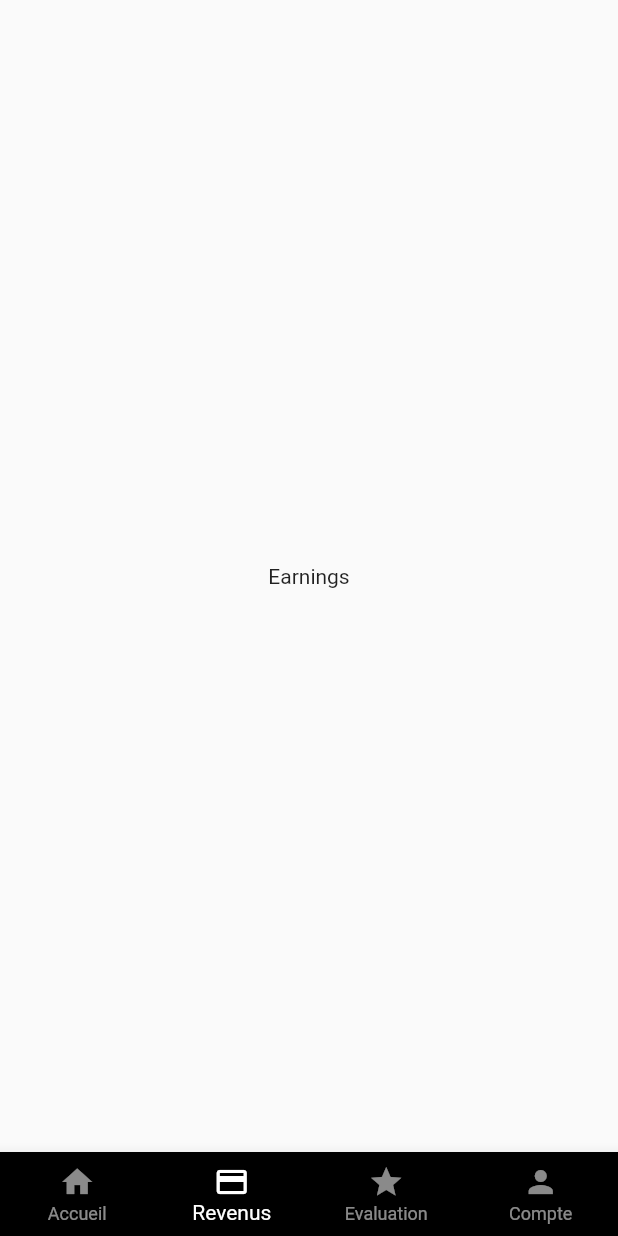
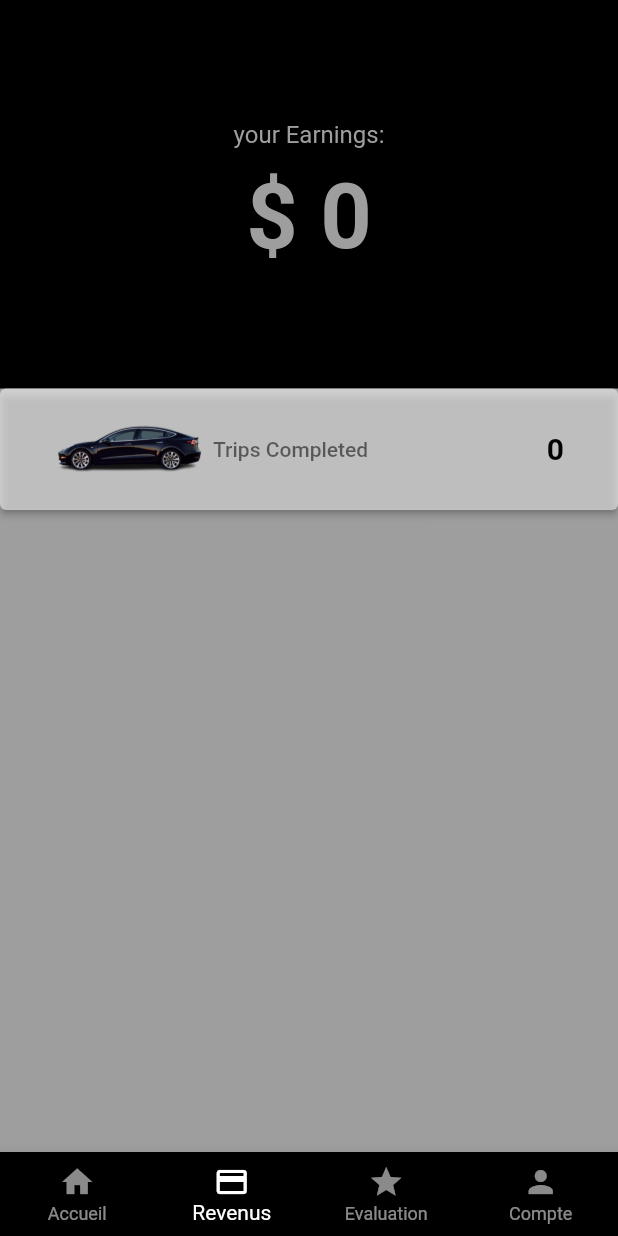
Before and after one commit to dialloibrahimakhaliloulaye/kaay_livre, a Flutter app: the MainScreen screen opened directly, item 2 of the bottom bar chosen, on a phone screen of 412 x 824 dp. Run offline on Flutter 3.47's test engine with Material 2 defaults, Android fonts, the phone set to English and light mode, and no system bars; our stand-ins replace assets_audio_player, firebase_auth, firebase_core, firebase_database, firebase_messaging, fluttertoast and 2 more; missing offline and left inert: flutter_geofire, flutter_polyline_points; accounts and stored records are empty; network calls fail.

Commit message:
show driver earnings and total number of trips and trips history

```diff
--- a/lib/infoHandler/app_info.dart
+++ b/lib/infoHandler/app_info.dart
@@ -1,10 +1,16 @@
+import 'package:flutter/cupertino.dart';
 import 'package:kaay_livre/models/directions.dart';
-import 'package:flutter/cupertino.dart';
 
+import '../models/directions.dart';
+import '../models/trips_history_model.dart';
 
 class AppInfo extends ChangeNotifier
 {
   Directions? userPickUpLocation, userDropOffLocation;
+  int countTotalTrips = 0;
+  String driverTotalEarnings = "0";
+  List<String> historyTripsKeysList = [];
+  List<TripsHistoryModel> allTripsHistoryInformationList = [];
 
 
   void updatePickUpLocationAddress(Directions userPickUpAddress)
@@ -19,4 +25,27 @@ class AppInfo extends ChangeNotifier
     notifyListeners();
   }
 
+  updateOverAllTripsCounter(int overAllTripsCounter)
+  {
+    countTotalTrips = overAllTripsCounter;
+    notifyListeners();
+  }
+
+  updateOverAllTripsKeys(List<String> tripsKeysList)
+  {
+    historyTripsKeysList = tripsKeysList;
+    notifyListeners();
+  }
+
+  updateOverAllTripsHistoryInformation(TripsHistoryModel eachTripHistory)
+  {
+    allTripsHistoryInformationList.add(eachTripHistory);
+    notifyListeners();
+  }
+
+  updateDriverTotalEarnings(String driverEarnings)
+  {
+    driverTotalEarnings = driverEarnings;
+  }
+
 }
--- /dev/null
+++ b/lib/models/trips_history_model.dart
@@ -0,0 +1,33 @@
+import 'package:firebase_database/firebase_database.dart';
+
+class TripsHistoryModel
+{
+  String? time;
+  String? originAddress;
+  String? destinationAddress;
+  String? status;
+  String? fareAmount;
+  String? userName;
+  String? userPhone;
+
+  TripsHistoryModel({
+    this.time,
+    this.originAddress,
+    this.destinationAddress,
+    this.status,
+    this.userName,
+    this.userPhone,
+  });
+
+  TripsHistoryModel.fromSnapshot(DataSnapshot dataSnapshot)
+  {
+    time = (dataSnapshot.value as Map)["time"];
+    originAddress = (dataSnapshot.value as Map)["originAddress"];
+    destinationAddress = (dataSnapshot.value as Map)["destinationAddress"];
+    status = (dataSnapshot.value as Map)["status"];
+    fareAmount = (dataSnapshot.value as Map)["fareAmount"];
+    userName = (dataSnapshot.value as Map)["userName"];
+    userPhone = (dataSnapshot.value as Map)["userPhone"];
+  }
+
+}
--- a/lib/tabPages/earning_tab.dart
+++ b/lib/tabPages/earning_tab.dart
@@ -1,4 +1,8 @@
 import 'package:flutter/material.dart';
+import 'package:provider/provider.dart';
+
+import '../infoHandler/app_info.dart';
+import '../mainScreen/trips_history_screen.dart';
 
 class EarningsTabPage extends StatefulWidget {
   const EarningsTabPage({Key? key}) : super(key: key);
@@ -10,9 +14,95 @@ class EarningsTabPage extends StatefulWidget {
 class _EarningsTabPageState extends State<EarningsTabPage> {
   @override
   Widget build(BuildContext context) {
-    return Center(
-      child: Text(
-          "Earnings"
+    return Container(
+      color: Colors.grey,
+      child: Column(
+        children: [
+
+          //earnings
+          Container(
+            color: Colors.black,
+            width: double.infinity,
+            child: Padding(
+              padding: const EdgeInsets.symmetric(vertical: 80),
+              child: Column(
+                children: [
+
+                  const Text(
+                    "your Earnings:",
+                    style: TextStyle(
+                      color: Colors.grey,
+                      fontSize: 16,
+                    ),
+                  ),
+
+                  const SizedBox(height: 10,),
+
+                  Text(
+                    "\$ " + Provider.of<AppInfo>(context, listen: false).driverTotalEarnings,
+                    style: const TextStyle(
+                      color: Colors.grey,
+                      fontSize: 60,
+                      fontWeight: FontWeight.bold,
+                    ),
+                  ),
+
+                ],
+              ),
+            ),
+          ),
+
+          //total number of trips
+          ElevatedButton(
+            onPressed: ()
+            {
+              Navigator.push(context, MaterialPageRoute(builder: (c)=> TripsHistoryScreen()));
+            },
+            style: ElevatedButton.styleFrom(
+                primary: Colors.white54
+            ),
+            child: Padding(
+              padding: const EdgeInsets.symmetric(horizontal: 20, vertical: 20),
+              child: Row(
+                children: [
+
+                  Image.asset(
+                    "images/car_logo.png",
+                    width: 100,
+                  ),
+
+                  const SizedBox(
+                    width: 6,
+                  ),
+
+                  const Text(
+                    "Trips Completed",
+                    style: TextStyle(
+                      color: Colors.black54,
+                    ),
+                  ),
+
+                  Expanded(
+                    child: Container(
+                      child: Text(
+                        Provider.of<AppInfo>(context, listen: false).allTripsHistoryInformationList.length.toString(),
+                        textAlign: TextAlign.end,
+                        style: const TextStyle(
+                          fontSize: 20,
+                          fontWeight: FontWeight.bold,
+                          color: Colors.black,
+                        ),
+                      ),
+                    ),
+                  ),
+
+
+                ],
+              ),
+            ),
+          ),
+
+        ],
       ),
     );
   }
--- a/lib/tabPages/home_tab.dart
+++ b/lib/tabPages/home_tab.dart
@@ -98,6 +98,8 @@ class _HomeTabPageState extends State<HomeTabPage>
     PushNotificationSystem pushNotificationSystem = PushNotificationSystem();
     pushNotificationSystem.initializeCloudMessaging(context);
     pushNotificationSystem.generateAndGetToken();
+
+    AssistantMethods.readDriverEarnings(context);
   }
 
 
```
Also changed, not shown: lib/assistants/assistant_methods.dart (+78 -0 lines), lib/mainScreen/new_trip_screen.dart (+11 -11 lines), lib/mainScreen/trips_history_screen.dart (added, +60 -0 lines), lib/widgets/history_design_ui.dart (added, +174 -0 lines).
